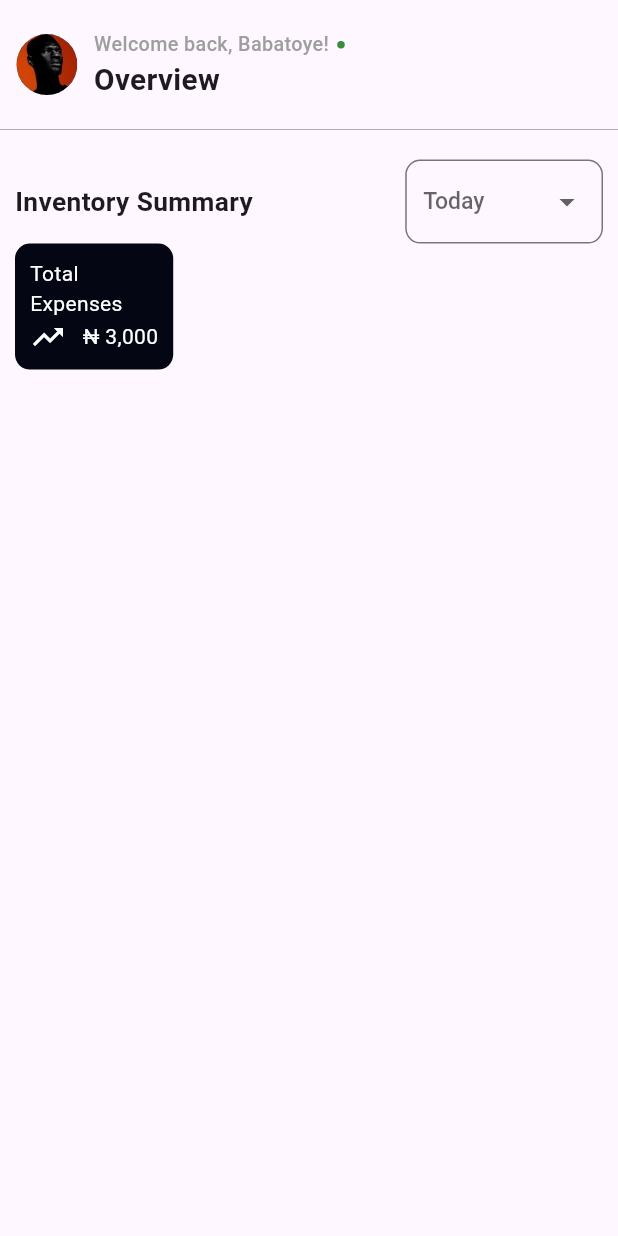
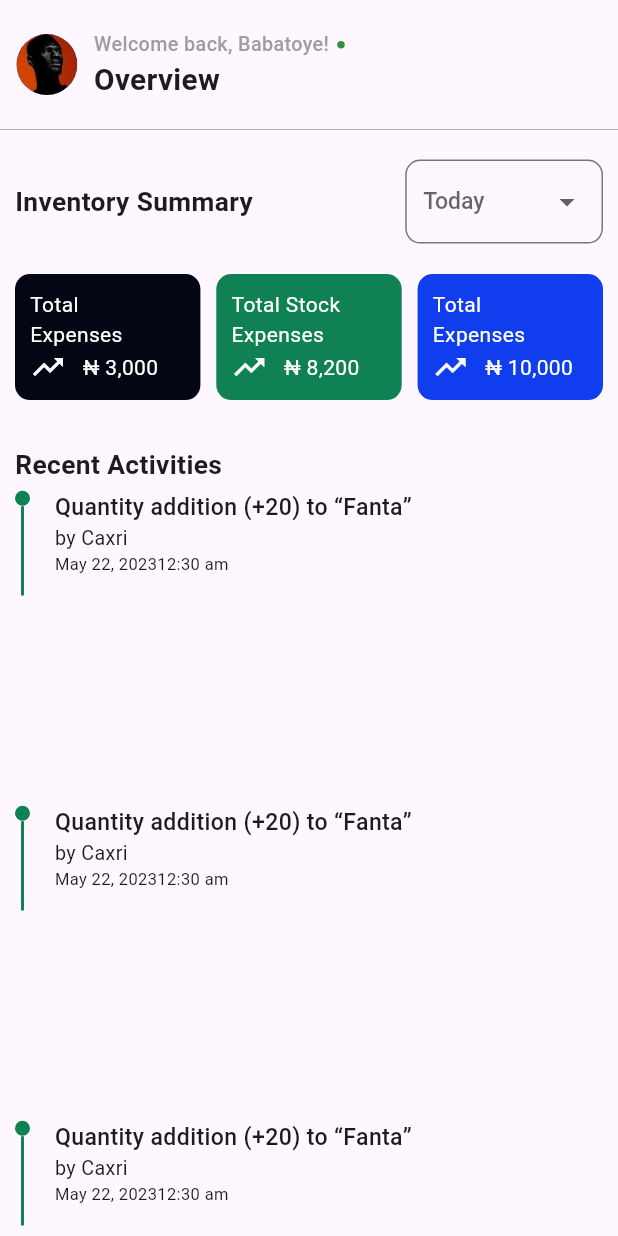
Before and after one commit to prmpsmart/the_inventory, a Flutter app: the Overview screen opened directly with empty values, on a phone screen of 412 x 824 dp. Run offline on Flutter 3.47's test engine with Material 3 defaults, Android fonts, the phone set to English and light mode, and no system bars; our stand-ins replace flutter_screenutil.

```diff
--- /dev/null
+++ b/lib/commons/recent.dart
@@ -0,0 +1,74 @@
+import 'package:flutter/material.dart';
+import 'package:flutter_screenutil/flutter_screenutil.dart';
+
+class Recent extends StatelessWidget {
+  const Recent({super.key});
+
+  @override
+  Widget build(BuildContext context) {
+    return Container(
+      height: 200,
+      margin: const EdgeInsets.symmetric(vertical: 5),
+      child: Row(
+        children: [
+          Column(
+            children: [
+              Container(
+                height: 10,
+                width: 10,
+                decoration: BoxDecoration(
+                    color: const Color(0xff0F8152),
+                    borderRadius: BorderRadius.circular(5)),
+              ),
+              Container(
+                height: 60,
+                width: 2,
+                decoration: BoxDecoration(
+                    color: const Color(0xff0F8152),
+                    borderRadius: BorderRadius.circular(5)),
+              ),
+            ],
+          ),
+          15.horizontalSpace,
+          Column(
+            crossAxisAlignment: CrossAxisAlignment.start,
+            children: [
+              Text(
+                'Quantity addition (+20) to “Fanta”',
+                style: TextStyle(
+                  fontWeight: FontWeight.w500,
+                  fontSize: 14.spMax,
+                ),
+              ),
+              Text(
+                'by Caxri',
+                style: TextStyle(
+                  fontWeight: FontWeight.w400,
+                  fontSize: 12.spMax,
+                ),
+              ),
+              Row(
+                children: [
+                  Text(
+                    'May 22, 2023',
+                    style: TextStyle(
+                      fontWeight: FontWeight.w400,
+                      fontSize: 10.spMax,
+                    ),
+                  ),
+                  Text(
+                    '12:30 am',
+                    style: TextStyle(
+                      fontWeight: FontWeight.w400,
+                      fontSize: 10.spMax,
+                    ),
+                  ),
+                ],
+              ),
+            ],
+          )
+        ],
+      ),
+    );
+  }
+}
--- /dev/null
+++ b/lib/commons/summary.dart
@@ -0,0 +1,61 @@
+// ignore_for_file: public_member_api_docs, sort_constructors_first
+import 'package:flutter/material.dart';
+import 'package:flutter_screenutil/flutter_screenutil.dart';
+
+class Summary extends StatelessWidget {
+  final String title;
+  final String subtitle;
+  final Color color;
+  final String price;
+  const Summary({
+    Key? key,
+    required this.title,
+    required this.subtitle,
+    required this.color,
+    required this.price,
+  }) : super(key: key);
+
+  @override
+  Widget build(BuildContext context) {
+    return Container(
+      padding: const EdgeInsets.all(10),
+      width: .3.sw,
+      decoration: BoxDecoration(
+        color: color,
+        borderRadius: BorderRadius.circular(10),
+      ),
+      child: Column(
+        crossAxisAlignment: CrossAxisAlignment.start,
+        children: [
+          Text(
+            title,
+            style: const TextStyle(
+              color: Colors.white,
+            ),
+          ),
+          Text(
+            subtitle,
+            style: const TextStyle(
+              color: Colors.white,
+            ),
+          ),
+          Row(
+            children: [
+              const Icon(
+                Icons.trending_up,
+                color: Colors.white,
+              ),
+              10.horizontalSpace,
+              Text(
+                '₦ $price',
+                style: const TextStyle(
+                  color: Colors.white,
+                ),
+              ),
+            ],
+          )
+        ],
+      ),
+    );
+  }
+}
--- a/lib/screens/overview.dart
+++ b/lib/screens/overview.dart
@@ -1,6 +1,8 @@
 import 'package:flutter/material.dart';
 import 'package:flutter_screenutil/flutter_screenutil.dart';
 
+import '../commons/recent.dart';
+import '../commons/summary.dart';
 import '../data/user.dart';
 
 class Overview extends StatelessWidget {
@@ -84,6 +86,7 @@ class Overview extends StatelessWidget {
             Padding(
               padding: const EdgeInsets.all(10),
               child: Column(
+                crossAxisAlignment: CrossAxisAlignment.start,
                 children: [
                   Row(
                     mainAxisAlignment: MainAxisAlignment.spaceBetween,
@@ -131,49 +134,41 @@ class Overview extends StatelessWidget {
                       ),
                     ],
                   ),
-                  Row(
+                  20.verticalSpace,
+                  const Row(
+                    mainAxisAlignment: MainAxisAlignment.spaceBetween,
                     children: [
-                      Container(
-                        padding: const EdgeInsets.all(10),
-                        decoration: BoxDecoration(
-                          color: const Color(0xff040614),
-                          borderRadius: BorderRadius.circular(10),
-                        ),
-                        child: Column(
-                          crossAxisAlignment: CrossAxisAlignment.start,
-                          children: [
-                            const Text(
-                              'Total',
-                              style: TextStyle(
-                                color: Colors.white,
-                              ),
-                            ),
-                            const Text(
-                              'Expenses',
-                              style: TextStyle(
-                                color: Colors.white,
-                              ),
-                            ),
-                            Row(
-                              children: [
-                                const Icon(
-                                  Icons.trending_up,
-                                  color: Colors.white,
-                                ),
-                                10.horizontalSpace,
-                                const Text(
-                                  '₦ 3,000',
-                                  style: TextStyle(
-                                    color: Colors.white,
-                                  ),
-                                ),
-                              ],
-                            )
-                          ],
-                        ),
-                      )
+                      Summary(
+                        title: 'Total',
+                        subtitle: 'Expenses',
+                        color: Color(0xff040614),
+                        price: '3,000',
+                      ),
+                      Summary(
+                        title: 'Total Stock',
+                        subtitle: 'Expenses',
+                        color: Color(0xff0F8152),
+                        price: '8,200',
+                      ),
+                      Summary(
+                        title: 'Total',
+                        subtitle: 'Expenses',
+                        color: Color(0xff103EEE),
+                        price: '10,000',
+                      ),
                     ],
-                  )
+                  ),
+                  30.verticalSpace,
+                  Text(
+                    'Recent Activities',
+                    style: TextStyle(
+                      fontSize: 16.spMax,
+                      fontWeight: FontWeight.w600,
+                    ),
+                  ),
+                  const Recent(),
+                  const Recent(),
+                  const Recent(),
                 ],
               ),
             ),
```
